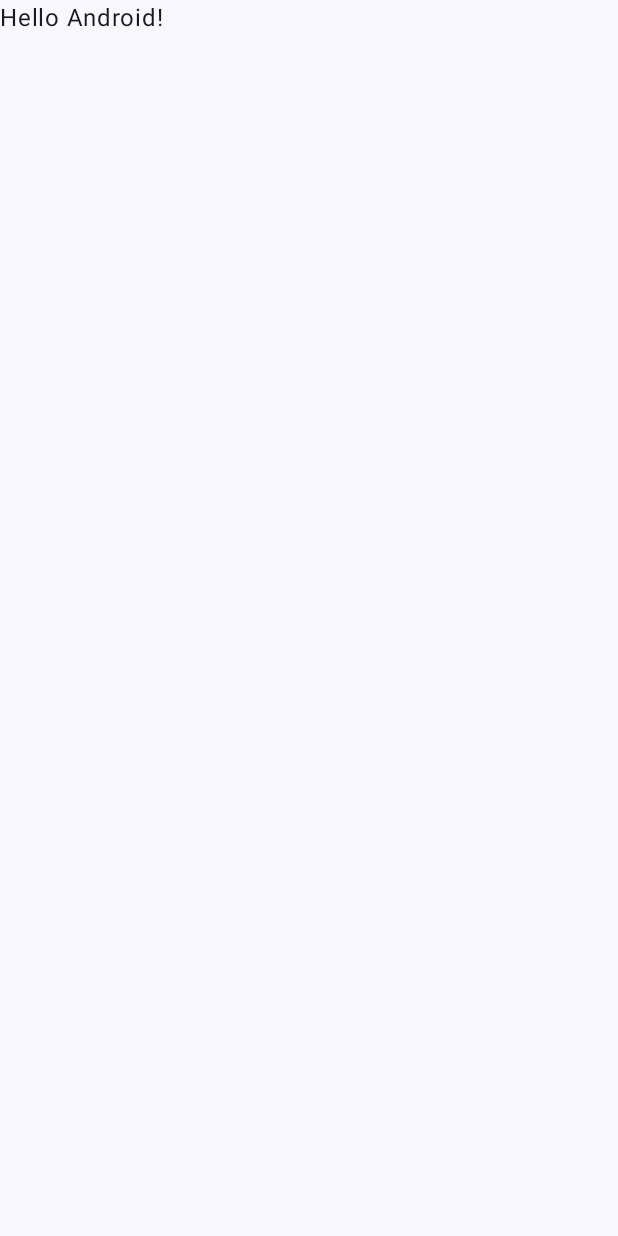
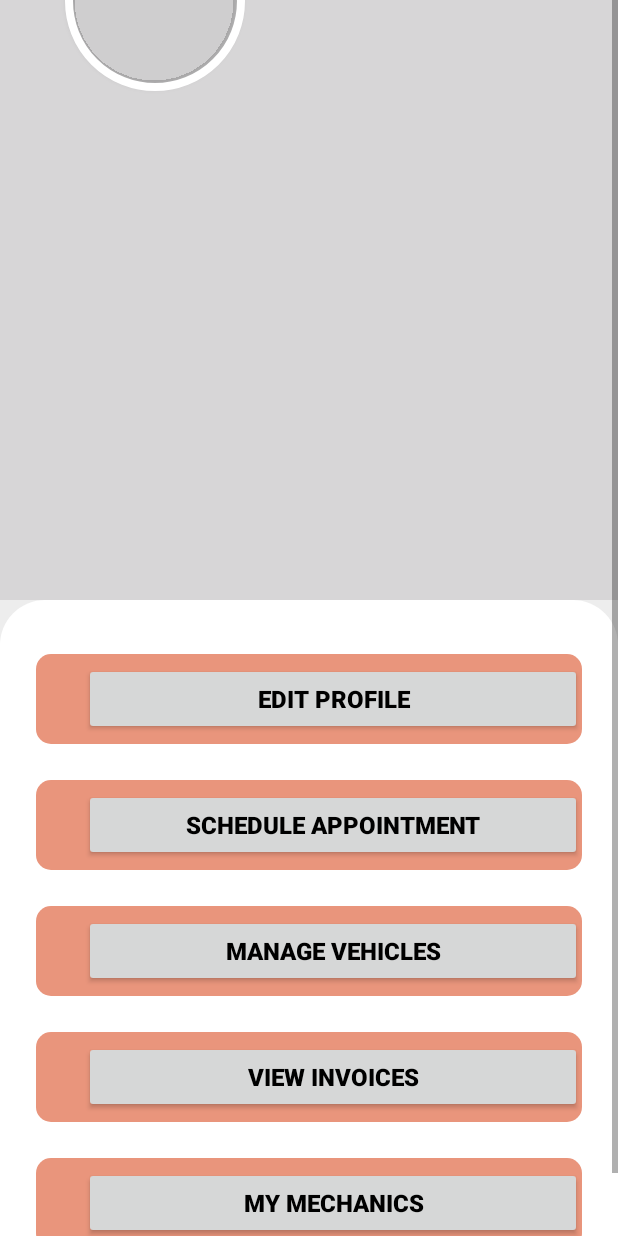
Before and after one commit to TurtleIt31/AndriodRushAPp, an Android app built with Jetpack Compose: the ProfileActivity screen opened directly, with no data from a screen before it, on a phone screen of 412 x 824 dp. Before the commit the screen is almost empty. Run offline under Robolectric (Android 15) with nearby library versions, the phone set to English and light mode, and no system bars; our stand-ins replace CircleImageView.

Commit message:
fixed stuff main menu and login works

```diff
--- a/app/src/main/java/com/example/rushapp/ProfileActivity.kt
+++ b/app/src/main/java/com/example/rushapp/ProfileActivity.kt
@@ -1,6 +1,7 @@
 package com.example.rushapp
 
 import android.os.Bundle
+import android.widget.Button
 import androidx.activity.ComponentActivity
 import androidx.activity.compose.setContent
 import androidx.activity.enableEdgeToEdge
@@ -16,32 +17,8 @@ import com.example.rushapp.ui.theme.RushAppTheme
 class ProfileActivity : ComponentActivity() {
     override fun onCreate(savedInstanceState: Bundle?) {
         super.onCreate(savedInstanceState)
-        enableEdgeToEdge()
-        setContent {
-            RushAppTheme {
-                Scaffold(modifier = Modifier.fillMaxSize()) { innerPadding ->
-                    Greeting(
-                        name = "Android",
-                        modifier = Modifier.padding(innerPadding)
-                    )
-                }
-            }
-        }
+        setContentView(R.layout.activity_profile)
+
+
     }
 }
-
-@Composable
-fun Greeting(name: String, modifier: Modifier = Modifier) {
-    Text(
-        text = "Hello $name!",
-        modifier = modifier
-    )
-}
-
-@Preview(showBackground = true)
-@Composable
-fun GreetingPreview() {
-    RushAppTheme {
-        Greeting("Android")
-    }
-}
--- a/app/src/main/res/layout/activity_profile.xml
+++ b/app/src/main/res/layout/activity_profile.xml
@@ -85,8 +85,8 @@
                         android:layout_marginStart="16dp"
                         app:srcCompat="@drawable/edit_profile" />
 
-                    <TextView
-                        android:id="@+id/textView5"
+                    <Button
+                        android:id="@+id/buttonView5"
                         android:layout_width="wrap_content"
                         android:layout_height="wrap_content"
                         android:layout_marginStart="16dp"
@@ -113,8 +113,8 @@
                         android:layout_marginStart="16dp"
                         app:srcCompat="@drawable/social" />
 
-                    <TextView
-                        android:id="@+id/appointmentText"
+                    <Button
+                        android:id="@+id/buttonView6"
                         android:layout_width="wrap_content"
                         android:layout_height="wrap_content"
                         android:layout_marginStart="16dp"
@@ -141,8 +141,8 @@
                         android:layout_marginStart="16dp"
                         app:srcCompat="@drawable/edit_profile" />
 
-                    <TextView
-                        android:id="@+id/vehicleText"
+                    <Button
+                        android:id="@+id/ButtonView7"
                         android:layout_width="wrap_content"
                         android:layout_height="wrap_content"
                         android:layout_marginStart="16dp"
@@ -169,8 +169,8 @@
                     android:layout_marginStart="16dp"
                     app:srcCompat="@drawable/notification" />
 
-                <TextView
-                    android:id="@+id/invoiceText"
+                <Button
+                    android:id="@+id/buttonView9"
                     android:layout_width="wrap_content"
                     android:layout_height="wrap_content"
                     android:layout_marginStart="16dp"
@@ -197,8 +197,8 @@
                         android:layout_marginStart="16dp"
                         app:srcCompat="@drawable/exit" />
 
-                    <TextView
-
+                    <Button
+                        android:id="@+id/buttonView10"
                         android:layout_width="wrap_content"
                         android:layout_height="wrap_content"
                         android:layout_marginStart="16dp"
```
Also changed, not shown: app/src/main/java/com/example/rushapp/LoginActivity.kt (+9 -2 lines).
